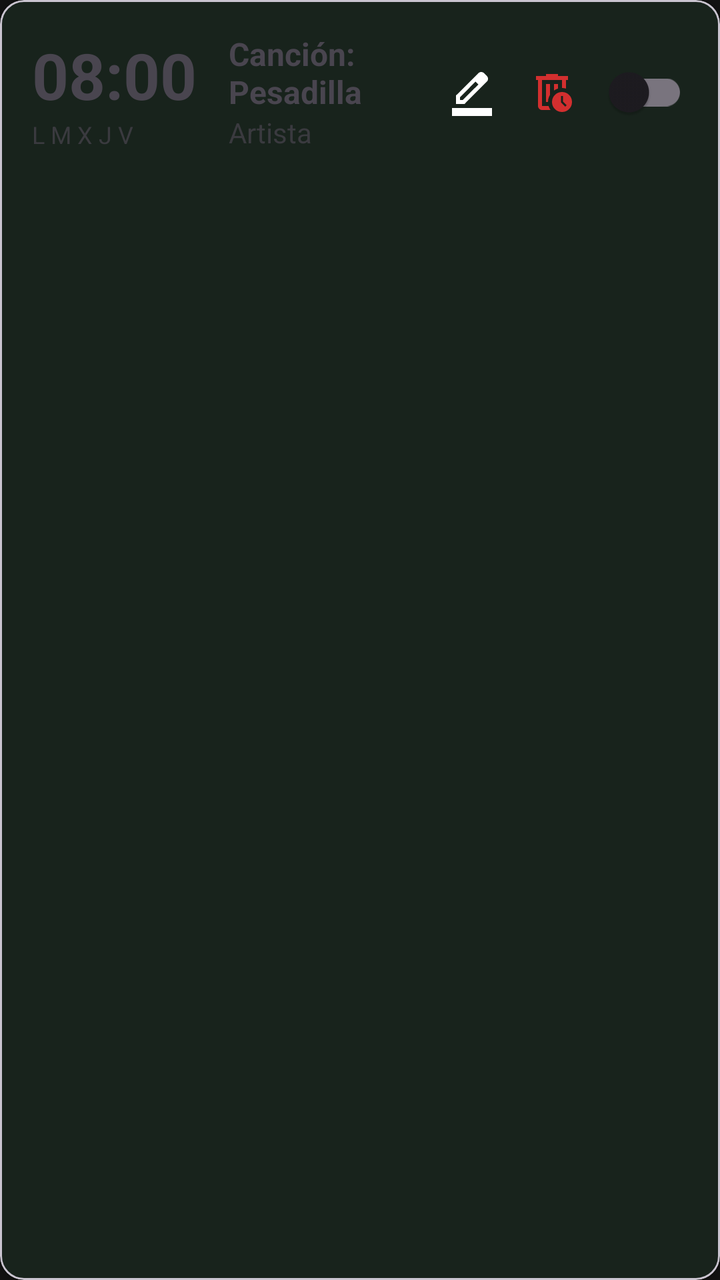
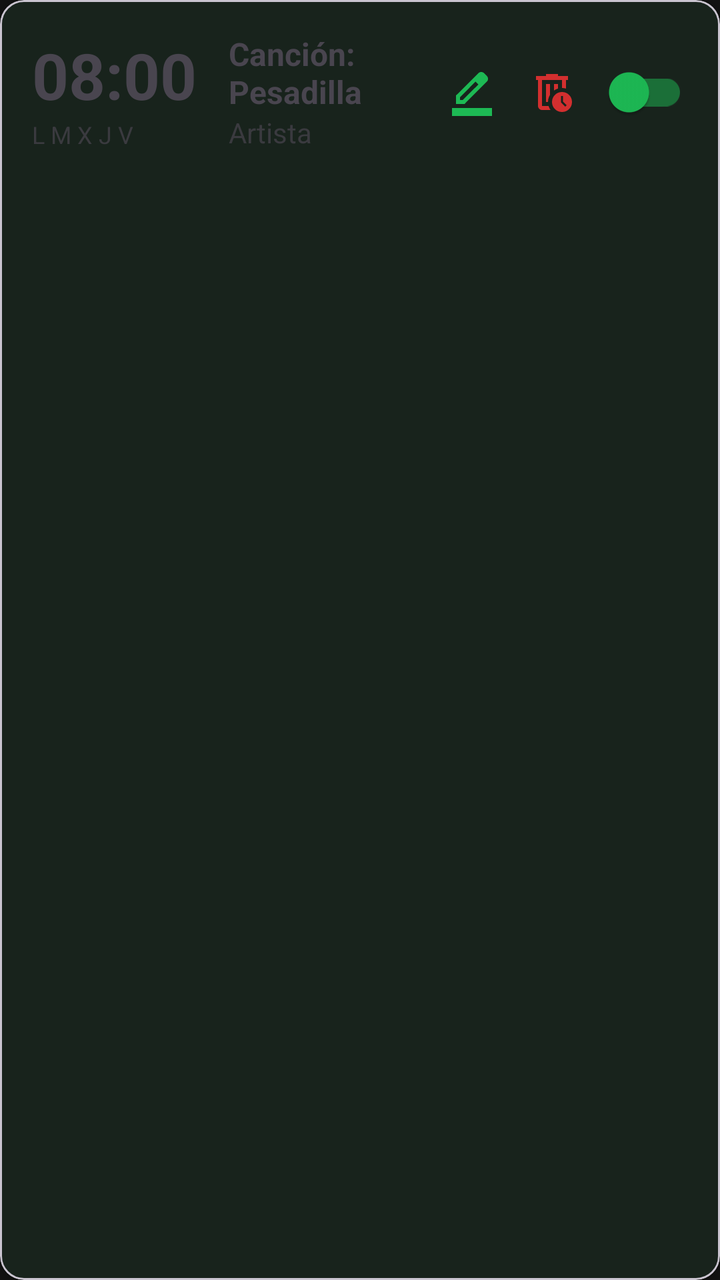

Before-and-after screenshots of an Android layout around one commit, followed by the original layout XML and the change that was made.
<!-- AndroidManifest.xml: application theme Theme.AppMusica -->
<!-- res/layout/item_alarm.xml -->
<?xml version="1.0" encoding="utf-8"?>
<com.google.android.material.card.MaterialCardView xmlns:android="http://schemas.android.com/apk/res/android"
    xmlns:app="http://schemas.android.com/apk/res-auto"
    android:layout_width="match_parent"
    android:layout_height="wrap_content"
    android:layout_marginVertical="8dp"
    app:cardCornerRadius="12dp"
    app:cardElevation="2dp">

    <androidx.constraintlayout.widget.ConstraintLayout
        android:layout_width="match_parent"
        android:layout_height="wrap_content"
        android:padding="16dp">

        <TextView
            android:id="@+id/txtTime"
            android:layout_width="wrap_content"
            android:layout_height="wrap_content"
            android:text="08:00"
            android:textSize="32sp"
            android:textStyle="bold"
            app:layout_constraintStart_toStartOf="parent"
            app:layout_constraintTop_toTopOf="parent" />

        <TextView
            android:id="@+id/txtSongName"
            android:layout_width="0dp"
            android:layout_height="wrap_content"
            android:layout_marginStart="16dp"
            android:text="Canción: Pesadilla"
            android:textSize="16sp"
            android:textStyle="bold"
            app:layout_constraintEnd_toStartOf="@id/btnEdit"
            app:layout_constraintStart_toEndOf="@id/txtTime"
            app:layout_constraintTop_toTopOf="@id/txtTime" />

        <TextView
            android:id="@+id/txtArtistName"
            android:layout_width="0dp"
            android:layout_height="wrap_content"
            android:text="Artista"
            android:alpha="0.7"
            android:textSize="14sp"
            app:layout_constraintStart_toStartOf="@id/txtSongName"
            app:layout_constraintTop_toBottomOf="@id/txtSongName"
            app:layout_constraintEnd_toStartOf="@id/btnEdit" />

        <ImageButton
            android:id="@+id/btnEdit"
            android:layout_width="40dp"
            android:layout_height="40dp"
            android:background="?attr/selectableItemBackgroundBorderless"
            android:src="@drawable/edit_ic_baseline_edit_24"
            app:layout_constraintBottom_toBottomOf="parent"
            app:layout_constraintEnd_toStartOf="@id/btnDelete"
            app:layout_constraintTop_toTopOf="parent"
            app:tint="#FFFFFF" />

        <ImageButton
            android:id="@+id/btnDelete"
            android:layout_width="40dp"
            android:layout_height="40dp"
            android:background="?attr/selectableItemBackgroundBorderless"
            android:src="@drawable/delete_ic_baseline_delete_24"
            app:layout_constraintBottom_toBottomOf="parent"
            app:layout_constraintEnd_toStartOf="@id/switchActive"
            app:layout_constraintTop_toTopOf="parent"
            app:tint="#D32F2F" />

        <com.google.android.material.switchmaterial.SwitchMaterial
            android:id="@+id/switchActive"
            android:layout_width="wrap_content"
            android:layout_height="wrap_content"
            android:layout_marginStart="8dp"
            app:layout_constraintBottom_toBottomOf="parent"
            app:layout_constraintEnd_toEndOf="parent"
            app:layout_constraintTop_toTopOf="parent" />

        <TextView
            android:id="@+id/txtDays"
            android:layout_width="wrap_content"
            android:layout_height="wrap_content"
            android:text="L M X J V"
            android:textSize="12sp"
            android:alpha="0.7"
            app:layout_constraintStart_toStartOf="parent"
            app:layout_constraintTop_toBottomOf="@id/txtTime" />

    </androidx.constraintlayout.widget.ConstraintLayout>
</com.google.android.material.card.MaterialCardView>
<!-- resources referenced by this layout -->
<resources>
  <!-- drawable delete_ic_baseline_delete_24 (drawable) -->
  <vector xmlns:android="http://schemas.android.com/apk/res/android" android:autoMirrored="true" android:height="24dp" android:tint="#A4A4A4" android:viewportHeight="960" android:viewportWidth="960" android:width="24dp">
        
      <path android:fillColor="@android:color/white" android:pathData="M280,240L280,240L280,400Q280,400 280,481.5Q280,563 280,680Q280,701 280,721Q280,741 280,760L280,760Q280,760 280,760Q280,760 280,760L280,240ZM450,840L280,840Q247,840 223.5,816.5Q200,793 200,760L200,240L160,240L160,160L360,160L360,120L600,120L600,160L800,160L800,240L760,240L760,412Q743,407 720.5,403.5Q698,400 680,400L680,240L280,240L280,760Q280,760 280,760Q280,760 280,760L412,760Q418,781 428,801.5Q438,822 450,840ZM360,680L400,680Q400,617 420,576.5Q440,536 440,536L440,320L360,320L360,680ZM520,450Q537,439 558.5,428Q580,417 600,412L600,320L520,320L520,450ZM680,880Q597,880 538.5,821.5Q480,763 480,680Q480,597 538.5,538.5Q597,480 680,480Q763,480 821.5,538.5Q880,597 880,680Q880,763 821.5,821.5Q763,880 680,880ZM746,774L774,746L700,672L700,560L660,560L660,688L746,774Z"/>
      
  </vector>
  <!-- drawable edit_ic_baseline_edit_24 (drawable) -->
  <vector xmlns:android="http://schemas.android.com/apk/res/android" android:autoMirrored="true" android:height="24dp" android:tint="#A4A4A4" android:viewportHeight="960" android:viewportWidth="960" android:width="24dp">
        
      <path android:fillColor="@android:color/white" android:pathData="M80,960L80,800L880,800L880,960L80,960ZM240,640L296,640L608,329L579,300L551,272L240,584L240,640ZM160,720L160,550L608,103Q619,92 633.5,86Q648,80 664,80Q680,80 695,86Q710,92 722,104L777,160Q789,171 794.5,186Q800,201 800,217Q800,232 794.5,246.5Q789,261 777,273L330,720L160,720ZM720,216L720,216L664,160L664,160L720,216ZM608,329L579,300L551,272L551,272L608,329Z"/>
      
  </vector>
  <style name="Theme.AppMusica" parent="Base.Theme.AppMusica">
          <item name="android:statusBarColor">@color/spotify_black</item>
          <item name="android:navigationBarColor">@color/spotify_black</item>
          <item name="android:windowLightStatusBar">false</item>
      </style>
  <style name="Base.Theme.AppMusica" parent="Theme.Material3.DayNight.NoActionBar">
          
          <item name="colorPrimary">@color/spotify_green</item>
          <item name="colorSurface">@color/spotify_dark_grey</item>
          <item name="android:windowBackground">@color/spotify_black</item>
          <item name="android:textColorPrimary">@color/white</item>
          <item name="android:textColorSecondary">@color/spotify_light_grey</item>
      </style>
  <color name="spotify_black">#121212</color>
  <color name="spotify_green">#1DB954</color>
  <color name="spotify_dark_grey">#181818</color>
  <color name="white">#FFFFFFFF</color>
  <color name="spotify_light_grey">#B3B3B3</color>
</resources>

<!-- the commit's change to res/layout/item_alarm.xml (unified diff, before → after) -->
@@ -54,7 +54,7 @@
             app:layout_constraintBottom_toBottomOf="parent"
             app:layout_constraintEnd_toStartOf="@id/btnDelete"
             app:layout_constraintTop_toTopOf="parent"
-            app:tint="#FFFFFF" />
+            app:tint="#1DB954" />
 
         <ImageButton
             android:id="@+id/btnDelete"
@@ -72,6 +72,8 @@
             android:layout_width="wrap_content"
             android:layout_height="wrap_content"
             android:layout_marginStart="8dp"
+            app:thumbTint="#1DB954"
+            app:trackTint="#801DB954"
             app:layout_constraintBottom_toBottomOf="parent"
             app:layout_constraintEnd_toEndOf="parent"
             app:layout_constraintTop_toTopOf="parent" />
